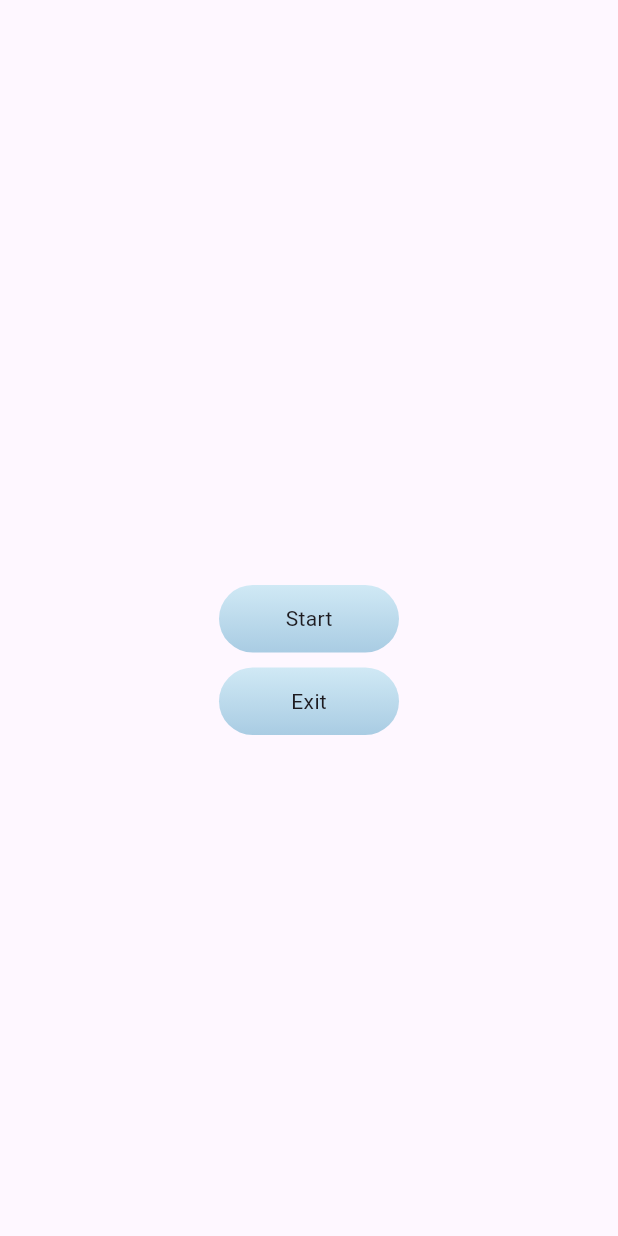
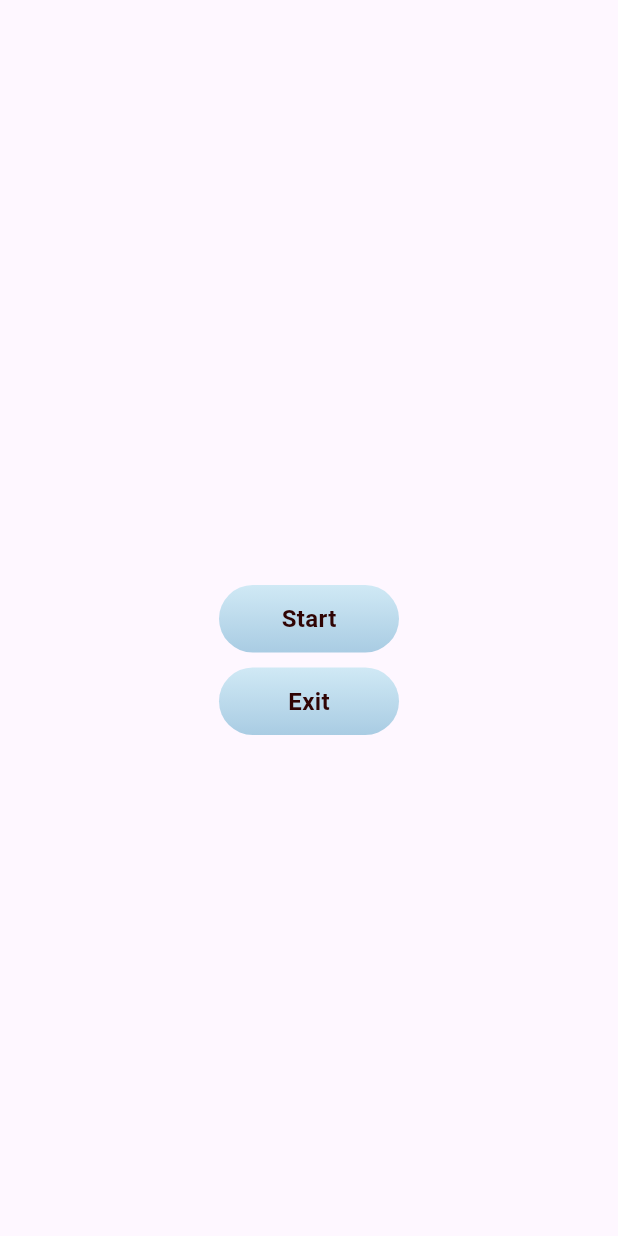
Before and after one commit to AnJasid/game_info, a Flutter app: the screen it shows after launch, on a phone screen of 412 x 824 dp. Run offline on Flutter 3.47's test engine with Material 3 defaults, Android fonts, the phone set to English and light mode, and no system bars; our stand-ins replace flutter_riverpod, google_fonts.

Commit message:
update button utils: configure text property

```diff
--- a/lib/utils/button_utils.dart
+++ b/lib/utils/button_utils.dart
@@ -1,4 +1,5 @@
 import 'package:flutter/material.dart';
+import 'package:google_fonts/google_fonts.dart';
 
 class ButtonUtils extends StatelessWidget {
   const ButtonUtils({
@@ -29,7 +30,14 @@ class ButtonUtils extends StatelessWidget {
           ),
         ),
         child: Center(
-          child: Text(buttonText),
+          child: Text(
+            buttonText,
+            style: GoogleFonts.roboto(
+              fontSize: 16,
+              fontWeight: FontWeight.bold,
+              color: const Color.fromARGB(255, 48, 4, 4),
+            ),
+          ),
         ),
       ),
     );
```
